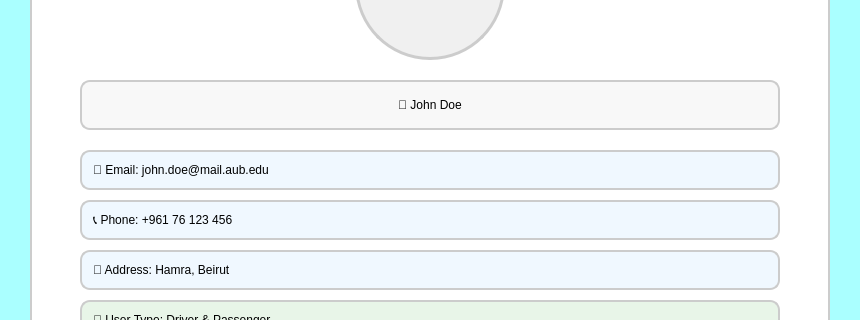
Above: profile_view.ui from Chazak-dev/AUB-US before the change; both pictures show x 170 to 1030 and y 210 to 530 of the 1201 by 801 pixel window. Below: the same form after it.
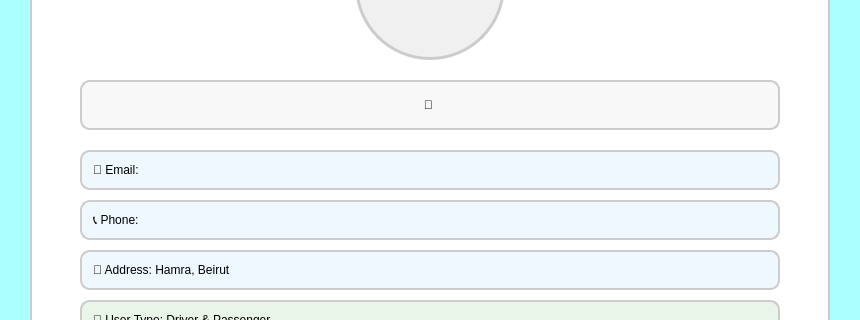
That is the form after the change.

Diff of the .ui file:
```diff
--- a/profile_view.ui
+++ b/profile_view.ui
@@ -93,7 +93,7 @@
      </string>
     </property>
     <property name="text">
-     <string>👤 John Doe</string>
+     <string>👤 </string>
     </property>
     <property name="alignment">
      <set>Qt::AlignCenter</set>
@@ -118,7 +118,7 @@
      </string>
     </property>
     <property name="text">
-     <string>📧 Email: john.doe@mail.aub.edu</string>
+     <string>📧 Email: </string>
     </property>
    </widget>
    <widget class="QLabel" name="phoneLabel">
@@ -140,7 +140,7 @@
      </string>
     </property>
     <property name="text">
-     <string>📞 Phone: +961 76 123 456</string>
+     <string>📞 Phone: </string>
     </property>
    </widget>
    <widget class="QLabel" name="addressLabel">
```
